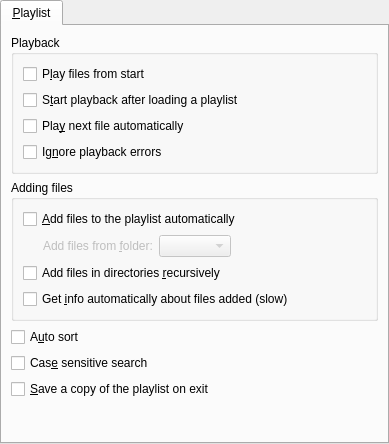
smplayer-dev/smplayer, file src/prefplaylist.ui: the form before one commit.
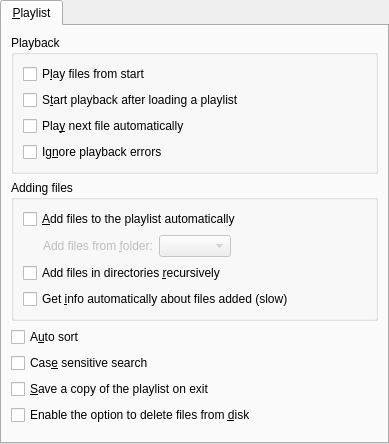
The form after the commit.

Commit message: Add the option 'Enable the option to delete files from disk' in preferences -> playlist.

What changed in the file:
```diff
--- a/src/prefplaylist.ui
+++ b/src/prefplaylist.ui
@@ -165,6 +165,13 @@
          </property>
         </widget>
        </item>
+       <item>
+        <widget class="QCheckBox" name="allow_delete_files_check">
+         <property name="text">
+          <string>Enable the option to delete files from &amp;disk</string>
+         </property>
+        </widget>
+       </item>
        <item>
         <spacer>
          <property name="orientation">
```
The commit also changes 3 other files.
